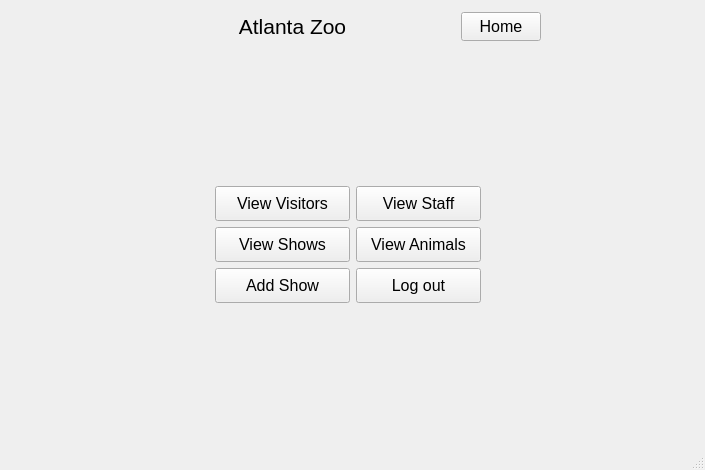
jxzhou131/CS-4400-Atlanta-Zoo-Database, file ui/administratorFunctionality.ui: the form before one commit.
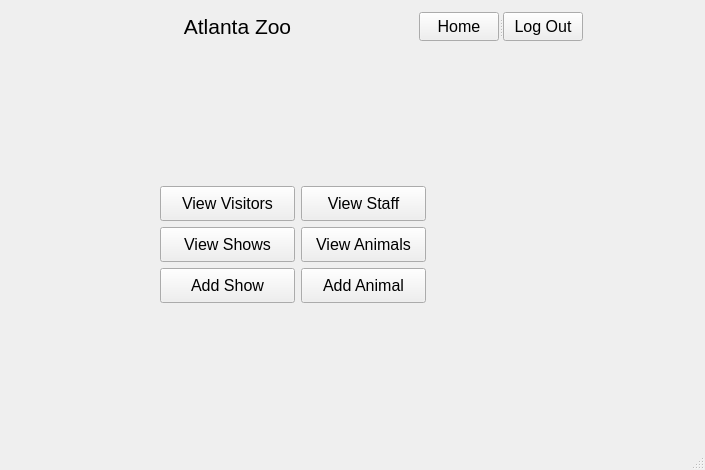
The form after the commit.

Commit message: updated adminnfunctionality mk

```diff
--- a/ui/administratorFunctionality.ui
+++ b/ui/administratorFunctionality.ui
@@ -26,114 +26,21 @@
    <string>adminfunctionality</string>
   </property>
   <widget class="QWidget" name="centralwidget">
-   <layout class="QGridLayout" name="gridLayout_9">
-    <item row="0" column="0">
-     <layout class="QGridLayout" name="gridLayout_7">
-      <item row="0" column="0">
-       <spacer name="horizontalSpacer_7">
-        <property name="orientation">
-         <enum>Qt::Horizontal</enum>
-        </property>
-        <property name="sizeHint" stdset="0">
-         <size>
-          <width>155</width>
-          <height>20</height>
-         </size>
-        </property>
-       </spacer>
-      </item>
-      <item row="0" column="1">
-       <widget class="QLabel" name="label">
-        <property name="enabled">
-         <bool>true</bool>
-        </property>
-        <property name="minimumSize">
-         <size>
-          <width>115</width>
-          <height>35</height>
-         </size>
-        </property>
-        <property name="baseSize">
-         <size>
-          <width>20</width>
-          <height>20</height>
-         </size>
-        </property>
-        <property name="text">
-         <string>&lt;html&gt;&lt;head/&gt;&lt;body&gt;&lt;p align=&quot;center&quot;&gt;&lt;span style=&quot; font-size:16pt;&quot;&gt;Atlanta Zoo&lt;/span&gt;&lt;/p&gt;&lt;/body&gt;&lt;/html&gt;</string>
-        </property>
-       </widget>
-      </item>
-     </layout>
-    </item>
-    <item row="0" column="1">
-     <layout class="QGridLayout" name="gridLayout_8">
-      <item row="0" column="0">
-       <spacer name="horizontalSpacer_9">
-        <property name="orientation">
-         <enum>Qt::Horizontal</enum>
-        </property>
-        <property name="sizeHint" stdset="0">
-         <size>
-          <width>101</width>
-          <height>20</height>
-         </size>
-        </property>
-       </spacer>
-      </item>
-      <item row="0" column="1">
-       <widget class="QPushButton" name="homeButton">
-        <property name="minimumSize">
-         <size>
-          <width>0</width>
-          <height>0</height>
-         </size>
-        </property>
-        <property name="maximumSize">
-         <size>
-          <width>95</width>
-          <height>29</height>
-         </size>
-        </property>
-        <property name="font">
-         <font>
-          <pointsize>12</pointsize>
-         </font>
-        </property>
-        <property name="text">
-         <string>Home</string>
-        </property>
-       </widget>
-      </item>
-      <item row="0" column="2">
-       <spacer name="horizontalSpacer_8">
-        <property name="orientation">
-         <enum>Qt::Horizontal</enum>
-        </property>
-        <property name="sizeHint" stdset="0">
-         <size>
-          <width>155</width>
-          <height>20</height>
-         </size>
-        </property>
-       </spacer>
-      </item>
-     </layout>
-    </item>
-    <item row="1" column="0">
-     <spacer name="verticalSpacer">
+   <layout class="QGridLayout" name="gridLayout_7">
+    <item row="0" column="4">
+     <spacer name="horizontalSpacer_8">
       <property name="orientation">
-       <enum>Qt::Vertical</enum>
+       <enum>Qt::Horizontal</enum>
       </property>
       <property name="sizeHint" stdset="0">
        <size>
-        <width>20</width>
-        <height>119</height>
+        <width>117</width>
+        <height>20</height>
        </size>
       </property>
      </spacer>
     </item>
-    <item row="1" column="1">
+    <item row="1" column="2">
      <spacer name="verticalSpacer_4">
       <property name="orientation">
        <enum>Qt::Vertical</enum>
@@ -146,10 +53,10 @@
       </property>
      </spacer>
     </item>
-    <item row="2" column="0">
-     <layout class="QGridLayout" name="gridLayout">
+    <item row="4" column="0" colspan="2">
+     <layout class="QGridLayout" name="gridLayout_6">
       <item row="0" column="0">
-       <spacer name="horizontalSpacer">
+       <spacer name="horizontalSpacer_4">
         <property name="orientation">
          <enum>Qt::Horizontal</enum>
         </property>
@@ -162,7 +69,7 @@
        </spacer>
       </item>
       <item row="0" column="1">
-       <widget class="QPushButton" name="viewVisitorsButton">
+       <widget class="QPushButton" name="addShowButton">
         <property name="minimumSize">
          <size>
           <width>135</width>
@@ -175,48 +82,13 @@
          </font>
         </property>
         <property name="text">
-         <string>View Visitors</string>
+         <string>Add Show</string>
         </property>
        </widget>
       </item>
      </layout>
     </item>
-    <item row="2" column="1">
-     <layout class="QGridLayout" name="gridLayout_2">
-      <item row="0" column="0">
-       <widget class="QPushButton" name="viewStaffButton">
-        <property name="minimumSize">
-         <size>
-          <width>125</width>
-          <height>35</height>
-         </size>
-        </property>
-        <property name="font">
-         <font>
-          <pointsize>12</pointsize>
-         </font>
-        </property>
-        <property name="text">
-         <string>View Staff</string>
-        </property>
-       </widget>
-      </item>
-      <item row="0" column="1">
-       <spacer name="horizontalSpacer_2">
-        <property name="orientation">
-         <enum>Qt::Horizontal</enum>
-        </property>
-        <property name="sizeHint" stdset="0">
-         <size>
-          <width>115</width>
-          <height>20</height>
-         </size>
-        </property>
-       </spacer>
-      </item>
-     </layout>
-    </item>
-    <item row="3" column="0">
+    <item row="3" column="0" colspan="2">
      <layout class="QGridLayout" name="gridLayout_5">
       <item row="0" column="0">
        <spacer name="horizontalSpacer_3">
@@ -251,7 +123,68 @@
       </item>
      </layout>
     </item>
-    <item row="3" column="1">
+    <item row="2" column="2" colspan="2">
+     <layout class="QGridLayout" name="gridLayout_2">
+      <item row="0" column="0">
+       <widget class="QPushButton" name="viewStaffButton">
+        <property name="minimumSize">
+         <size>
+          <width>125</width>
+          <height>35</height>
+         </size>
+        </property>
+        <property name="font">
+         <font>
+          <pointsize>12</pointsize>
+         </font>
+        </property>
+        <property name="text">
+         <string>View Staff</string>
+        </property>
+       </widget>
+      </item>
+      <item row="0" column="1">
+       <spacer name="horizontalSpacer_2">
+        <property name="orientation">
+         <enum>Qt::Horizontal</enum>
+        </property>
+        <property name="sizeHint" stdset="0">
+         <size>
+          <width>115</width>
+          <height>20</height>
+         </size>
+        </property>
+       </spacer>
+      </item>
+     </layout>
+    </item>
+    <item row="0" column="0">
+     <spacer name="horizontalSpacer_7">
+      <property name="orientation">
+       <enum>Qt::Horizontal</enum>
+      </property>
+      <property name="sizeHint" stdset="0">
+       <size>
+        <width>169</width>
+        <height>20</height>
+       </size>
+      </property>
+     </spacer>
+    </item>
+    <item row="5" column="0">
+     <spacer name="verticalSpacer_2">
+      <property name="orientation">
+       <enum>Qt::Vertical</enum>
+      </property>
+      <property name="sizeHint" stdset="0">
+       <size>
+        <width>20</width>
+        <height>119</height>
+       </size>
+      </property>
+     </spacer>
+    </item>
+    <item row="3" column="2" colspan="2">
      <layout class="QGridLayout" name="gridLayout_3">
       <item row="0" column="0">
        <widget class="QPushButton" name="viewAnimalsButton">
@@ -286,45 +219,10 @@
       </item>
      </layout>
     </item>
-    <item row="4" column="0">
-     <layout class="QGridLayout" name="gridLayout_6">
-      <item row="0" column="0">
-       <spacer name="horizontalSpacer_4">
-        <property name="orientation">
-         <enum>Qt::Horizontal</enum>
-        </property>
-        <property name="sizeHint" stdset="0">
-         <size>
-          <width>155</width>
-          <height>20</height>
-         </size>
-        </property>
-       </spacer>
-      </item>
-      <item row="0" column="1">
-       <widget class="QPushButton" name="addShowButton">
-        <property name="minimumSize">
-         <size>
-          <width>135</width>
-          <height>35</height>
-         </size>
-        </property>
-        <property name="font">
-         <font>
-          <pointsize>12</pointsize>
-         </font>
-        </property>
-        <property name="text">
-         <string>Add Show</string>
-        </property>
-       </widget>
-      </item>
-     </layout>
-    </item>
-    <item row="4" column="1">
+    <item row="4" column="2" colspan="2">
      <layout class="QGridLayout" name="gridLayout_4">
       <item row="0" column="0">
-       <widget class="QPushButton" name="logOutButton">
+       <widget class="QPushButton" name="addAnimalButton">
         <property name="minimumSize">
          <size>
           <width>125</width>
@@ -337,7 +235,7 @@
          </font>
         </property>
         <property name="text">
-         <string>Log out</string>
+         <string>Add Animal</string>
         </property>
        </widget>
       </item>
@@ -356,8 +254,21 @@
       </item>
      </layout>
     </item>
-    <item row="5" column="0">
-     <spacer name="verticalSpacer_2">
+    <item row="0" column="2">
+     <spacer name="horizontalSpacer_9">
+      <property name="orientation">
+       <enum>Qt::Horizontal</enum>
+      </property>
+      <property name="sizeHint" stdset="0">
+       <size>
+        <width>116</width>
+        <height>20</height>
+       </size>
+      </property>
+     </spacer>
+    </item>
+    <item row="1" column="0">
+     <spacer name="verticalSpacer">
       <property name="orientation">
        <enum>Qt::Vertical</enum>
       </property>
@@ -369,7 +280,7 @@
       </property>
      </spacer>
     </item>
-    <item row="5" column="1">
+    <item row="5" column="2">
      <spacer name="verticalSpacer_3">
       <property name="orientation">
        <enum>Qt::Vertical</enum>
@@ -382,6 +293,102 @@
       </property>
      </spacer>
     </item>
+    <item row="2" column="0" colspan="2">
+     <layout class="QGridLayout" name="gridLayout">
+      <item row="0" column="0">
+       <spacer name="horizontalSpacer">
+        <property name="orientation">
+         <enum>Qt::Horizontal</enum>
+        </property>
+        <property name="sizeHint" stdset="0">
+         <size>
+          <width>155</width>
+          <height>20</height>
+         </size>
+        </property>
+       </spacer>
+      </item>
+      <item row="0" column="1">
+       <widget class="QPushButton" name="viewVisitorsButton">
+        <property name="minimumSize">
+         <size>
+          <width>135</width>
+          <height>35</height>
+         </size>
+        </property>
+        <property name="font">
+         <font>
+          <pointsize>12</pointsize>
+         </font>
+        </property>
+        <property name="text">
+         <string>View Visitors</string>
+        </property>
+       </widget>
+      </item>
+     </layout>
+    </item>
+    <item row="0" column="1">
+     <widget class="QLabel" name="label">
+      <property name="enabled">
+       <bool>true</bool>
+      </property>
+      <property name="minimumSize">
+       <size>
+        <width>115</width>
+        <height>35</height>
+       </size>
+      </property>
+      <property name="baseSize">
+       <size>
+        <width>20</width>
+        <height>20</height>
+       </size>
+      </property>
+      <property name="text">
+       <string>&lt;html&gt;&lt;head/&gt;&lt;body&gt;&lt;p align=&quot;center&quot;&gt;&lt;span style=&quot; font-size:16pt;&quot;&gt;Atlanta Zoo&lt;/span&gt;&lt;/p&gt;&lt;/body&gt;&lt;/html&gt;</string>
+      </property>
+     </widget>
+    </item>
+    <item row="0" column="3">
+     <widget class="QSplitter" name="splitter">
+      <property name="orientation">
+       <enum>Qt::Horizontal</enum>
+      </property>
+      <widget class="QPushButton" name="homeButton">
+       <property name="minimumSize">
+        <size>
+         <width>0</width>
+         <height>0</height>
+        </size>
+       </property>
+       <property name="maximumSize">
+        <size>
+         <width>95</width>
+         <height>29</height>
+        </size>
+       </property>
+       <property name="font">
+        <font>
+         <pointsize>12</pointsize>
+        </font>
+       </property>
+       <property name="text">
+        <string>Home</string>
+       </property>
+      </widget>
+      <widget class="QPushButton" name="logOutButton">
+       <property name="font">
+        <font>
+         <pointsize>12</pointsize>
+        </font>
+       </property>
+       <property name="text">
+        <string>Log Out</string>
+       </property>
+      </widget>
+     </widget>
+    </item>
    </layout>
   </widget>
   <widget class="QMenuBar" name="menubar">
```
The commit also changes 1 other file.
